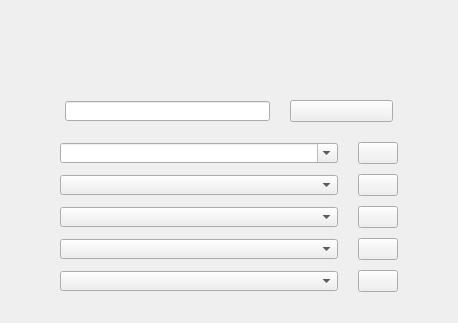
Above: ui/directories_loader.ui from RaphCucul/Image-registration-GUI before the change. Below: the same form after it.
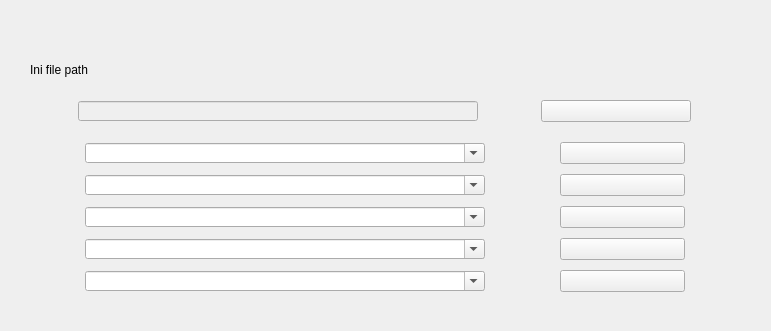
That is the form after the change.

Commit message:
DirectoriesLoader function descriptions update
Updated descriptions of available functions for doxygen.

Patch:
```diff
--- a/ui/directories_loader.ui
+++ b/ui/directories_loader.ui
@@ -9,8 +9,8 @@
    <rect>
     <x>0</x>
     <y>0</y>
-    <width>458</width>
-    <height>323</height>
+    <width>771</width>
+    <height>331</height>
    </rect>
   </property>
   <property name="sizePolicy">
@@ -30,18 +30,30 @@
     <number>15</number>
    </property>
    <property name="leftMargin">
-    <number>60</number>
+    <number>30</number>
    </property>
    <property name="topMargin">
     <number>60</number>
    </property>
    <property name="rightMargin">
-    <number>60</number>
+    <number>30</number>
    </property>
    <property name="bottomMargin">
     <number>0</number>
    </property>
    <item>
+    <layout class="QHBoxLayout" name="horizontalLayout_2" stretch="1,10">
+     <property name="spacing">
+      <number>3</number>
+     </property>
+     <item>
+      <widget class="QLabel" name="label">
+       <property name="text">
+        <string>Ini file path</string>
+       </property>
+      </widget>
+     </item>
+     <item>
     <widget class="QLineEdit" name="iniPath">
      <property name="enabled">
       <bool>false</bool>
@@ -51,6 +63,8 @@
      </property>
     </widget>
    </item>
+    </layout>
+   </item>
    <item>
     <layout class="QHBoxLayout" name="horizontalLayout" stretch="2,1">
      <property name="spacing">
@@ -70,6 +84,9 @@
      </property>
      <item>
       <widget class="QLineEdit" name="FileFolderDirectory">
+       <property name="enabled">
+        <bool>false</bool>
+       </property>
        <property name="sizePolicy">
         <sizepolicy hsizetype="Minimum" vsizetype="Fixed">
          <horstretch>0</horstretch>
@@ -82,6 +99,12 @@
          <height>20</height>
         </size>
        </property>
+       <property name="acceptDrops">
+        <bool>false</bool>
+       </property>
+       <property name="clearButtonEnabled">
+        <bool>false</bool>
+       </property>
       </widget>
      </item>
      <item>
@@ -121,6 +144,9 @@
          <height>20</height>
         </size>
        </property>
+       <property name="editable">
+        <bool>true</bool>
+       </property>
       </widget>
      </item>
      <item row="3" column="0">
@@ -131,6 +157,9 @@
          <height>20</height>
         </size>
        </property>
+       <property name="editable">
+        <bool>true</bool>
+       </property>
       </widget>
      </item>
      <item row="4" column="0">
@@ -141,10 +170,16 @@
          <height>20</height>
         </size>
        </property>
+       <property name="editable">
+        <bool>true</bool>
+       </property>
       </widget>
      </item>
      <item row="0" column="0">
       <widget class="QComboBox" name="Combo_videoPath">
+       <property name="enabled">
+        <bool>true</bool>
+       </property>
        <property name="sizePolicy">
         <sizepolicy hsizetype="Minimum" vsizetype="Fixed">
          <horstretch>0</horstretch>
@@ -300,7 +335,7 @@
         </size>
        </property>
        <property name="editable">
-        <bool>false</bool>
+        <bool>true</bool>
        </property>
        <property name="currentIndex">
         <number>-1</number>
```
Lines whose indentation alone changed are shown as unchanged. The commit also changes 2 other files.
